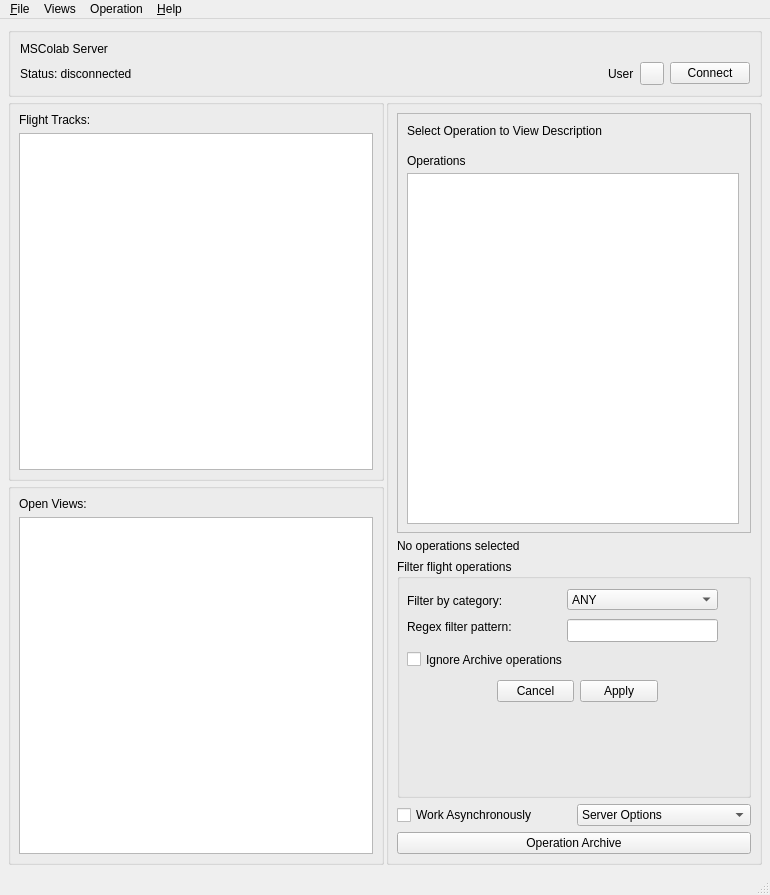
Old version of the form mslib/msui/ui/ui_mainwindow.ui in the repository Open-MSS/MSS.
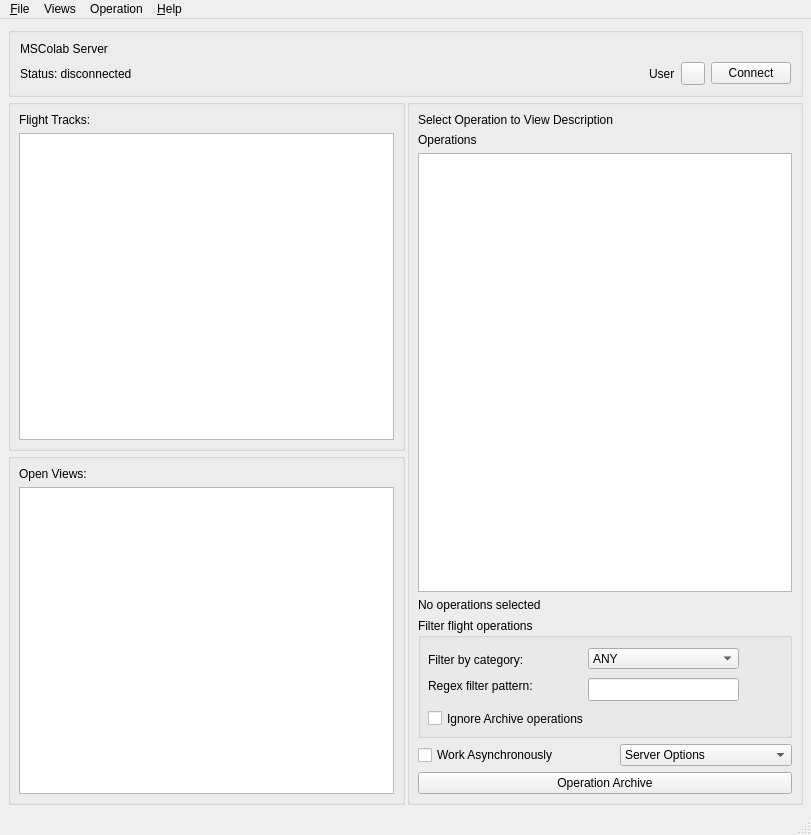
New version of the form.

The edit to the form file:
```diff
--- a/mslib/msui/ui/ui_mainwindow.ui
+++ b/mslib/msui/ui/ui_mainwindow.ui
@@ -6,8 +6,8 @@
    <rect>
     <x>0</x>
     <y>0</y>
-    <width>770</width>
-    <height>895</height>
+    <width>811</width>
+    <height>835</height>
    </rect>
   </property>
   <property name="minimumSize">
@@ -233,56 +233,33 @@
            <property name="bottomMargin">
             <number>8</number>
            </property>
-           <item row="6" column="0" colspan="2">
-            <widget class="QLabel" name="workingStatusLabel">
+           <item row="0" column="0">
+            <widget class="QLabel" name="activeOperationDesc">
              <property name="sizePolicy">
-              <sizepolicy hsizetype="Preferred" vsizetype="Maximum">
+              <sizepolicy hsizetype="Preferred" vsizetype="Fixed">
                <horstretch>0</horstretch>
                <verstretch>0</verstretch>
               </sizepolicy>
              </property>
              <property name="text">
-              <string>No operations selected</string>
+              <string>Select Operation to View Description</string>
              </property>
-             <property name="wordWrap">
-              <bool>true</bool>
-             </property>
             </widget>
            </item>
-           <item row="9" column="0">
-            <widget class="QCheckBox" name="workLocallyCheckbox">
-             <property name="toolTip">
-              <string>Check to work asynchronously from the server</string>
-             </property>
-             <property name="text">
-              <string>Work Asynchronously</string>
-             </property>
-            </widget>
-           </item>
-           <item row="9" column="1">
-            <widget class="QComboBox" name="serverOptionsCb">
-             <property name="toolTip">
-              <string>Fetch/Save Server options</string>
-             </property>
-             <item>
-              <property name="text">
-               <string>Server Options</string>
-              </property>
-             </item>
-             <item>
-              <property name="text">
-               <string>Fetch From Server</string>
-              </property>
-             </item>
-             <item>
-              <property name="text">
-               <string>Save To Server</string>
-              </property>
-             </item>
-            </widget>
-           </item>
-           <item row="7" column="0" colspan="2">
+           <item row="9" column="0" colspan="2">
             <widget class="QGroupBox" name="groupBox">
+             <property name="sizePolicy">
+              <sizepolicy hsizetype="Preferred" vsizetype="Expanding">
+               <horstretch>0</horstretch>
+               <verstretch>0</verstretch>
+              </sizepolicy>
+             </property>
+             <property name="maximumSize">
+              <size>
+               <width>16777215</width>
+               <height>120</height>
+              </size>
+             </property>
              <property name="title">
               <string>Filter flight operations</string>
              </property>
@@ -355,22 +332,6 @@
                <string>Ignore Archive operations</string>
               </property>
              </widget>
-             <widget class="QDialogButtonBox" name="applyCancelBb">
-              <property name="geometry">
-               <rect>
-                <x>100</x>
-                <y>120</y>
-                <width>161</width>
-                <height>24</height>
-               </rect>
-              </property>
-              <property name="standardButtons">
-               <set>QDialogButtonBox::Apply|QDialogButtonBox::Cancel</set>
-              </property>
-              <property name="centerButtons">
-               <bool>false</bool>
-              </property>
-             </widget>
              <widget class="QLineEdit" name="regexFilterLe">
               <property name="geometry">
                <rect>
@@ -383,7 +344,7 @@
              </widget>
             </widget>
            </item>
-           <item row="10" column="0" colspan="2">
+           <item row="12" column="0" colspan="2">
             <widget class="QPushButton" name="pbOpenOperationArchive">
              <property name="sizePolicy">
               <sizepolicy hsizetype="Expanding" vsizetype="Fixed">
@@ -396,48 +357,8 @@
              </property>
             </widget>
            </item>
-           <item row="0" column="0" colspan="2">
-            <widget class="QFrame" name="frame">
-             <property name="minimumSize">
-              <size>
-               <width>200</width>
-               <height>420</height>
-              </size>
-             </property>
-             <property name="frameShape">
-              <enum>QFrame::StyledPanel</enum>
-             </property>
-             <property name="frameShadow">
-              <enum>QFrame::Raised</enum>
-             </property>
-             <widget class="QLabel" name="activeOperationDesc">
-              <property name="geometry">
-               <rect>
-                <x>10</x>
-                <y>10</y>
-                <width>332</width>
-                <height>15</height>
-               </rect>
-              </property>
-              <property name="sizePolicy">
-               <sizepolicy hsizetype="Preferred" vsizetype="Fixed">
-                <horstretch>0</horstretch>
-                <verstretch>0</verstretch>
-               </sizepolicy>
-              </property>
-              <property name="text">
-               <string>Select Operation to View Description</string>
-              </property>
-             </widget>
+           <item row="1" column="0">
              <widget class="QLabel" name="activeOperationsLabel">
-              <property name="geometry">
-               <rect>
-                <x>10</x>
-                <y>40</y>
-                <width>332</width>
-                <height>15</height>
-               </rect>
-              </property>
               <property name="sizePolicy">
                <sizepolicy hsizetype="Preferred" vsizetype="Maximum">
                 <horstretch>0</horstretch>
@@ -448,15 +369,57 @@
                <string>Operations</string>
               </property>
              </widget>
+           </item>
+           <item row="11" column="0">
+            <widget class="QCheckBox" name="workLocallyCheckbox">
+             <property name="toolTip">
+              <string>Check to work asynchronously from the server</string>
+             </property>
+             <property name="text">
+              <string>Work Asynchronously</string>
+             </property>
+            </widget>
+           </item>
+           <item row="11" column="1">
+            <widget class="QComboBox" name="serverOptionsCb">
+             <property name="toolTip">
+              <string>Fetch/Save Server options</string>
+             </property>
+             <item>
+              <property name="text">
+               <string>Server Options</string>
+              </property>
+             </item>
+             <item>
+              <property name="text">
+               <string>Fetch From Server</string>
+              </property>
+             </item>
+             <item>
+              <property name="text">
+               <string>Save To Server</string>
+              </property>
+             </item>
+            </widget>
+           </item>
+           <item row="8" column="0">
+            <widget class="QLabel" name="workingStatusLabel">
+             <property name="sizePolicy">
+              <sizepolicy hsizetype="Preferred" vsizetype="Maximum">
+               <horstretch>0</horstretch>
+               <verstretch>0</verstretch>
+              </sizepolicy>
+             </property>
+             <property name="text">
+              <string>No operations selected</string>
+             </property>
+             <property name="wordWrap">
+              <bool>true</bool>
+             </property>
+            </widget>
+           </item>
+           <item row="7" column="0" colspan="2">
              <widget class="QListWidget" name="listOperationsMSC">
-              <property name="geometry">
-               <rect>
-                <x>10</x>
-                <y>60</y>
-                <width>332</width>
-                <height>351</height>
-               </rect>
-              </property>
               <property name="sizePolicy">
                <sizepolicy hsizetype="Expanding" vsizetype="Expanding">
                 <horstretch>0</horstretch>
@@ -472,7 +435,7 @@
               <property name="maximumSize">
                <size>
                 <width>16777215</width>
-                <height>400</height>
+               <height>16777215</height>
                </size>
               </property>
               <property name="toolTip">
@@ -480,7 +443,6 @@
 Double click a operation to activate and view its description.</string>
               </property>
              </widget>
-            </widget>
            </item>
           </layout>
          </widget>
@@ -496,7 +458,7 @@
     <rect>
      <x>0</x>
      <y>0</y>
-     <width>770</width>
+     <width>811</width>
      <height>20</height>
     </rect>
    </property>
```
Lines whose indentation alone changed are shown as unchanged.
